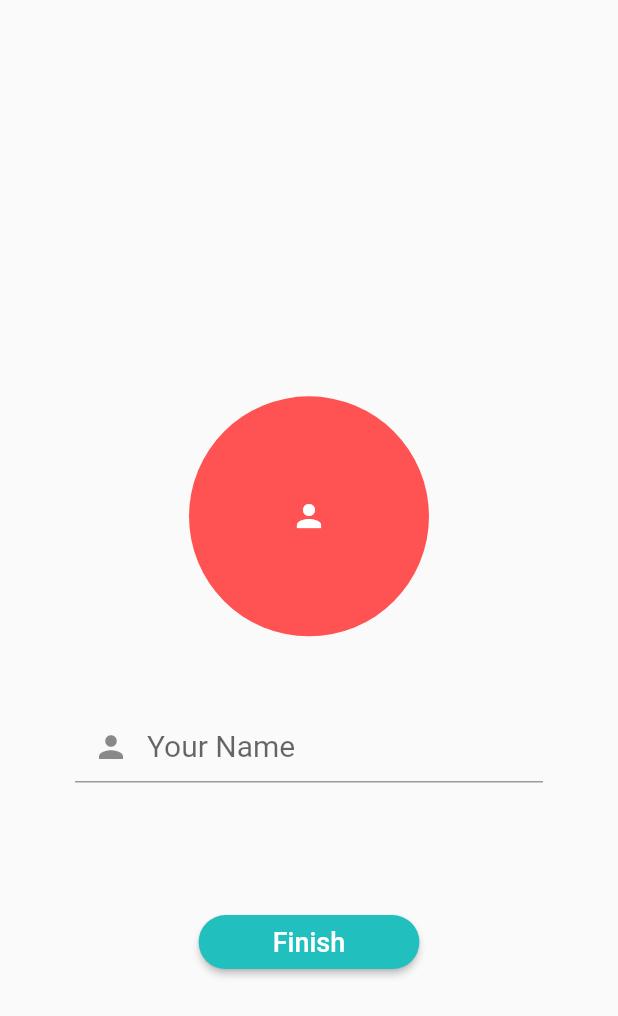
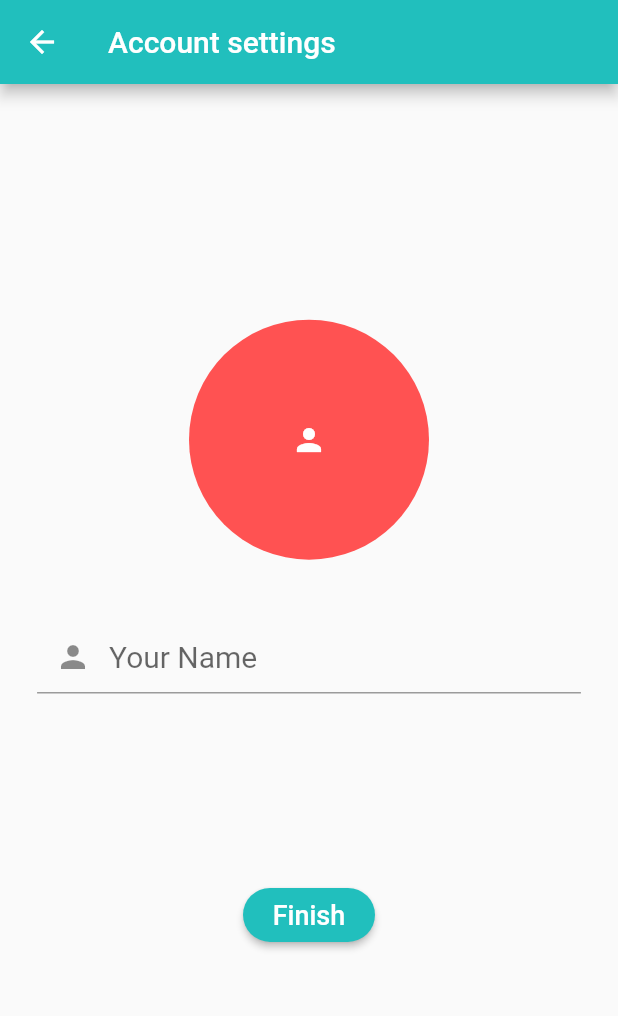
Before and after one commit to imashaWe/ChatApp, a Flutter app: the SetProfile screen opened by its route, on a phone screen of 412 x 824 dp. Shown: the top 1016 px of the screen. Run offline on Flutter 3.47's test engine with Material 2 defaults, Android fonts, the phone set to English and light mode, and no system bars; our stand-ins replace bubble, cloud_firestore, country_code_picker, firebase_auth, firebase_core, firebase_messaging and 3 more; accounts and stored records are empty; network calls fail.

Commit message:
fix bugs

```diff
--- a/lib/main.dart
+++ b/lib/main.dart
@@ -25,7 +25,6 @@ class Main extends StatelessWidget {
       theme: ThemeData(
         primaryColor: Color(0xFF21BFBD),
         appBarTheme: AppBarTheme(iconTheme: IconThemeData(color: Colors.white)),
-
         textTheme: TextTheme(
             headline1: TextStyle(
                 fontSize: 30, color: Colors.black, fontWeight: FontWeight.bold),
--- a/lib/screens/auth/setProfile.dart
+++ b/lib/screens/auth/setProfile.dart
@@ -11,7 +11,6 @@ class SetProfile extends StatefulWidget {
 
 class _SetProfileState extends State<SetProfile> {
   final Profile _profile = AppUser.profile;
-  //final AppUser _appUser = AppUser();
   final ImagePicker _picker = ImagePicker();
   final TextEditingController _name = TextEditingController();
 
@@ -95,11 +94,15 @@ class _SetProfileState extends State<SetProfile> {
 
     return Scaffold(
         key: _scaffoldKey,
-      body: Container(
-        padding: EdgeInsets.all(50),
-        child: ListView(
-          padding: EdgeInsets.only(top: size.height * .2),
-          //mainAxisAlignment: MainAxisAlignment.start,
+        appBar: AppBar(
+          title: Text(
+            "Account settings",
+            style: TextStyle(color: Colors.white),
+          ),
+        ),
+        body: Center(
+          child: SingleChildScrollView(
+            child: Column(
               children: [
                 Container(
                     padding: EdgeInsets.only(top: size.height * .06),
@@ -122,17 +125,21 @@ class _SetProfileState extends State<SetProfile> {
                                       ),
                             onTap: _onTapImage))),
                 Container(
-                padding: EdgeInsets.only(top: size.height * .06),
+                    padding: EdgeInsets.symmetric(
+                        horizontal: size.width * .06,
+                        vertical: size.height * .05),
                     child: TextField(
                       style: TextStyle(fontSize: 20),
                       controller: _name,
                       cursorColor: Colors.green,
                       decoration: InputDecoration(
-                      prefixIcon: Icon(Icons.person), hintText: 'Your Name'),
+                          prefixIcon: Icon(Icons.person),
+                          hintText: 'Your Name'),
                     )),
                 Container(
                     padding: EdgeInsets.symmetric(
-                    vertical: size.height * .1, horizontal: size.width * .2),
+                        vertical: size.height * .1,
+                        horizontal: size.width * .2),
                     child: _isProcessing
                         ? Center(
                             child: CircularProgressIndicator(
@@ -148,6 +155,6 @@ class _SetProfileState extends State<SetProfile> {
               ],
             ),
           ),
-    );
+        ));
   }
 }
```
Also changed, not shown: lib/screens/auth/OtpVerify.dart (+26 -31 lines), lib/services/chat/chatBox.dart (+7 -2 lines), assets/images/otp.png. Lines whose indentation alone changed are shown as unchanged.
